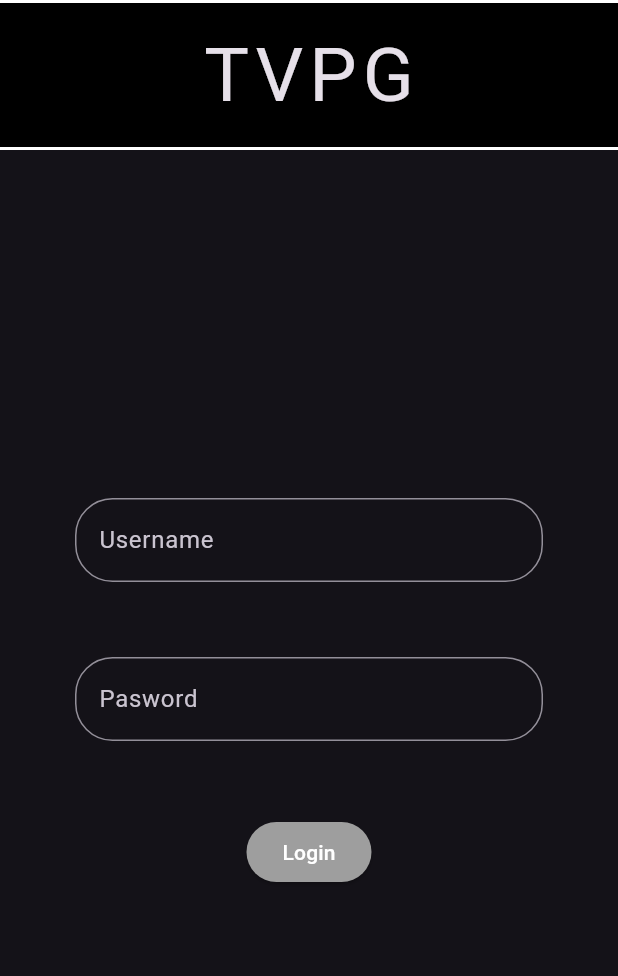
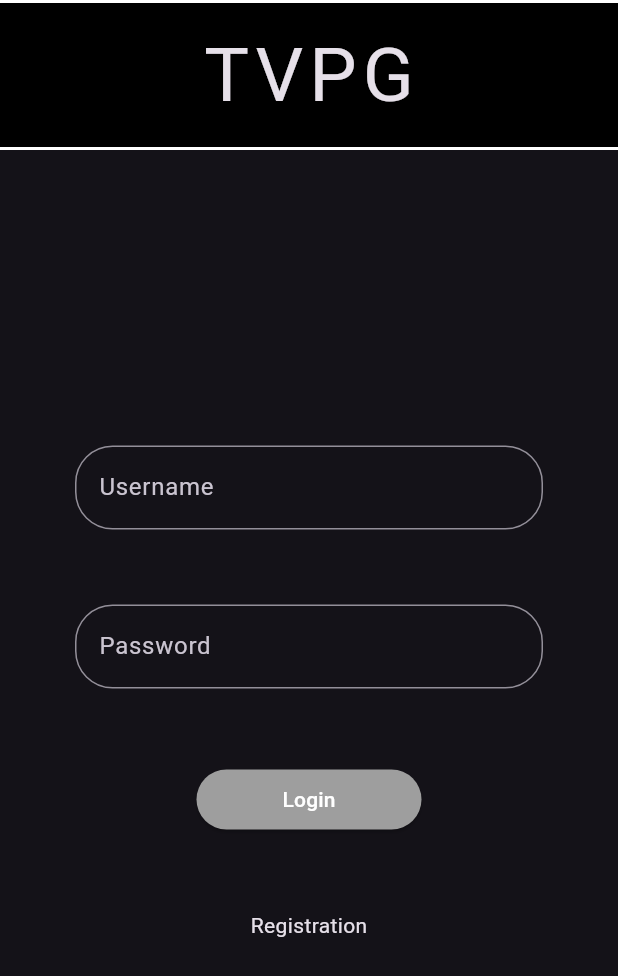
Before and after one commit to fabianStro/Project_ATVPG, a Flutter app: the screen it shows after launch, on a phone screen of 412 x 824 dp. Shown: the top 976 px of the screen. Run offline on Flutter 3.47's test engine with Material 3 defaults, Android fonts, the phone set to English and light mode, and no system bars; Roboto replaces fonts that are missing (Audiowide).

Commit message:
Daily Push

```diff
--- a/lib/main.dart
+++ b/lib/main.dart
@@ -8,19 +8,28 @@ class MyApp extends StatelessWidget {
   MyApp({super.key});
 
   final ButtonStyle _buttonStyle = ElevatedButton.styleFrom(backgroundColor: Colors.grey);
-  final TextStyle _titleTextStyle = TextStyle(fontSize: 50.0, letterSpacing: 4.0 /* fontFamily: Audiowide */);
+  final TextStyle _titleTextStyle = TextStyle(fontSize: 50.0, letterSpacing: 4.0, fontFamily: 'Audiowide');
   final TextStyle _buttonTextStyle = TextStyle(color: Colors.white);
+  final Color _whiteColor = Colors.white;
+  final String _username = 'Username';
+  final String _password = 'Password';
+  final String _login = 'Login';
+  final double _sendBoxWidth = 150.0;
+  final double _borderRadius = 25.0;
+  final double _toolbarHeight = 100.0;
+
   // fontFamily: Audiowide; !!!!!!!!! Package im Dowmnöoad Ordner
   @override
   Widget build(BuildContext context) {
     return MaterialApp(
       theme: ThemeData.dark(),
       home: Scaffold(
+        extendBodyBehindAppBar: true,
         appBar: AppBar(
-          toolbarHeight: 100.0,
+          toolbarHeight: _toolbarHeight,
           shape: Border(
-            bottom: BorderSide(color: Colors.white, width: 2.0),
-            top: BorderSide(color: Colors.white, width: 2.0),
+            bottom: BorderSide(color: _whiteColor, width: 2.0),
+            top: BorderSide(color: _whiteColor, width: 2.0),
           ), // Border
           backgroundColor: Colors.black,
           centerTitle: true,
@@ -34,23 +43,29 @@ class MyApp extends StatelessWidget {
               mainAxisAlignment: MainAxisAlignment.center,
               crossAxisAlignment: CrossAxisAlignment.center,
               children: [
+                //  Text(_username),
                 TextField(
                   decoration: InputDecoration(
-                    border: OutlineInputBorder(borderRadius: BorderRadius.circular(25.0)),
-                    labelText: 'Username',
+                    border: OutlineInputBorder(borderRadius: BorderRadius.circular(_borderRadius)),
+                    labelText: _username,
                   ), // InputDecoration
                 ), // TextField
+                //  Text(_password),
                 TextField(
                   decoration: InputDecoration(
-                    border: OutlineInputBorder(borderRadius: BorderRadius.circular(25.0)),
-                    labelText: 'Pasword',
+                    border: OutlineInputBorder(borderRadius: BorderRadius.circular(_borderRadius)),
+                    labelText: _password,
                   ), // InputDeecoration
                 ), // TextField
-                ElevatedButton(
-                  style: _buttonStyle,
-                  onPressed: () {},
-                  child: Text('Login', style: _buttonTextStyle), // Text
-                ), // ElevatedButton
+                SizedBox(
+                  width: _sendBoxWidth,
+                  child: ElevatedButton(
+                    style: _buttonStyle,
+                    onPressed: () {},
+                    child: Text(_login, style: _buttonTextStyle), // Text
+                  ), // ElevatedButton
+                ), // SizedBox
+                Text('Registration'),
               ], // Children
             ), // Column
           ), // Padding
```
